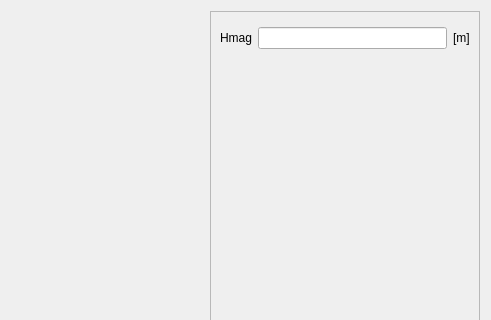
The window that pyleecan/GUI/Dialog/DMachineSetup/SMSlot/PMSlot18/PMSlot18.ui (Eomys/pyleecan) describes before a commit, drawn with Qt 5; both pictures show x 396 to 887 and y 0 to 320 of the 887 by 470 pixel window.
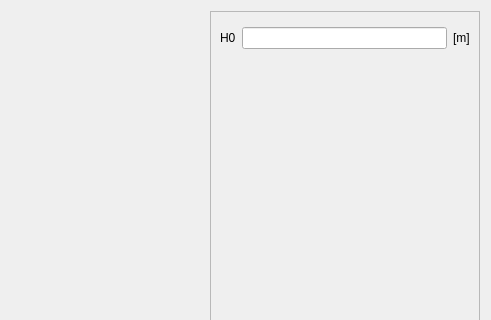
The same window after the commit. Icons and pictures are not drawn. Custom widgets are drawn as their Qt base class.

Commit message: [NF] renaming Hmag and Wmag

Diff of the .ui file:
```diff
--- a/pyleecan/GUI/Dialog/DMachineSetup/SMSlot/PMSlot18/PMSlot18.ui
+++ b/pyleecan/GUI/Dialog/DMachineSetup/SMSlot/PMSlot18/PMSlot18.ui
@@ -103,7 +103,7 @@
          <item row="0" column="0">
           <widget class="QLabel" name="in_Hmag">
            <property name="text">
-            <string>Hmag</string>
+            <string>H0</string>
            </property>
           </widget>
          </item>
```
Left out of the diff: 8 changed lines with no effect on the pictures. The commit also changes 169 other files.
